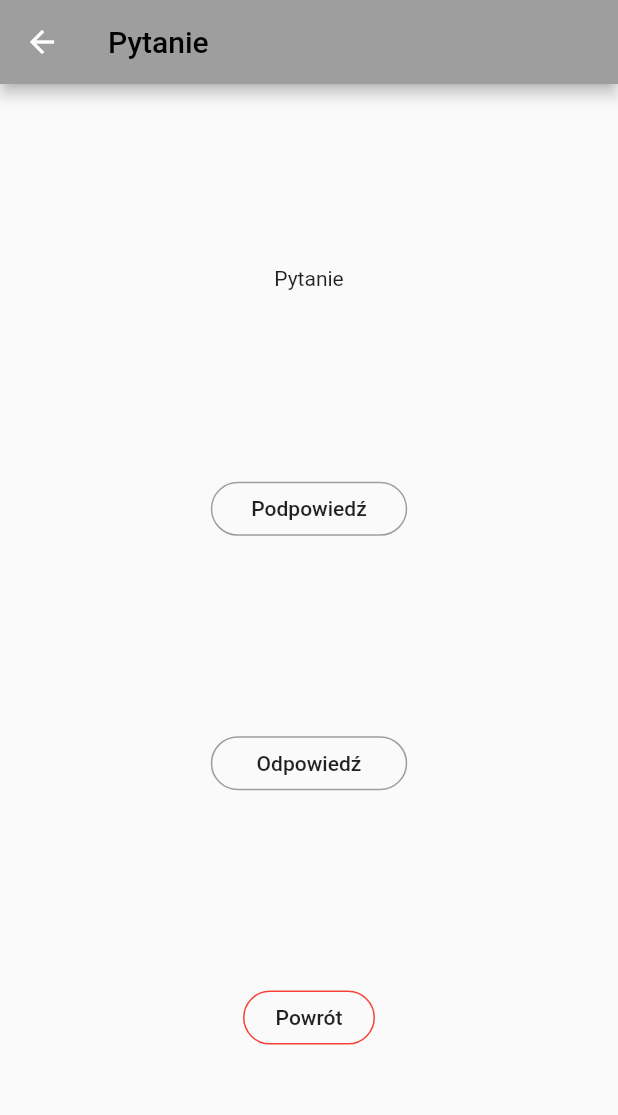
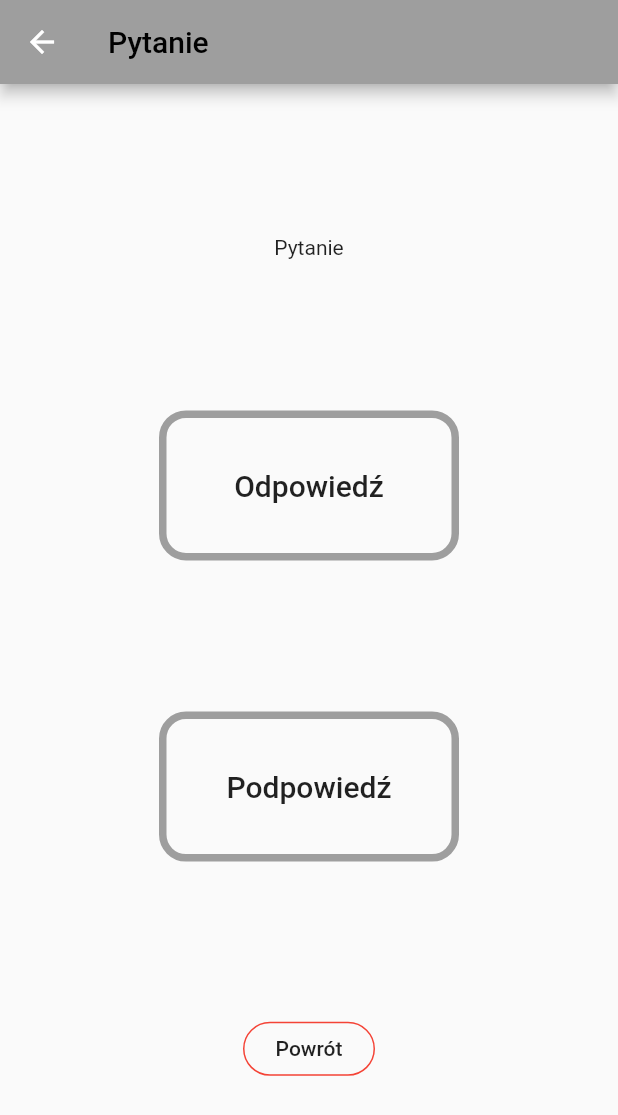
Before and after one commit to Karw0s/wieworki-app, a Flutter app: the Question screen opened directly with empty values, on a phone screen of 412 x 824 dp. Shown: the top 1115 px of the screen. Run offline on Flutter 3.47's test engine with Material 2 defaults, Android fonts, the phone set to English and light mode, and no system bars.

Commit message:
Add Dialog for hint. Change sizes of buttons in Question screen depending on screen width.

```diff
--- a/lib/views/Question.dart
+++ b/lib/views/Question.dart
@@ -1,5 +1,4 @@
 import 'package:flutter/material.dart';
-import 'package:wiewiorki_app/views/Hint.dart';
 
 class Question extends StatelessWidget {
   final Color color;
@@ -27,37 +26,62 @@ class Question extends StatelessWidget {
 
   getButtonsLayout(BuildContext context) {
     var screenWidth = MediaQuery.of(context).size.width;
-    var screenHeight = MediaQuery.of(context).size.height;
-    var buttonWidth = screenWidth / 2 - 75;
-    var buttonHeight = screenHeight / 2 - 75;
+    double buttonTextSize;
+    double buttonWidth;
+    double buttonHeight;
+    if (screenWidth > 800) {
+      buttonTextSize = 32;
+      buttonWidth = 300;
+      buttonHeight = 150;
+    } else {
+      buttonTextSize = 20;
+      buttonWidth = 200;
+      buttonHeight = 100;
+    }
 
-    return [
-      Text("Pytanie"),
-      MaterialButton(
+    var hintButton = MaterialButton(
       onPressed: () {
-          Navigator.push(
-              context,
-              MaterialPageRoute(
-                  builder: (context) => Hint(
-                        text: "TEst",
-                        color: color,
-                      )));
+        showDialog(
+            context: context,
+            builder: (BuildContext context) {
+              return AlertDialog(
+                title: Text("Podpowiedź"),
+                content: Text("Tekst podpowiedzi"),
+                actions: [
+                  FlatButton(
+                      child: Text("Zamknij"),
+                      onPressed: () {
+                        Navigator.of(context).pop();
+                      })
+                ],
+              );
+            });
       },
       minWidth: buttonWidth,
+      height: buttonHeight,
       shape: RoundedRectangleBorder(
           borderRadius: BorderRadius.circular(18),
-            side: BorderSide(color: color)),
-        child: Text("Podpowiedź"),
+          side: BorderSide(color: color, width: 5)),
+      child: Text(
+        "Podpowiedź",
+        style: TextStyle(fontSize: buttonTextSize),
+        textAlign: TextAlign.center,
       ),
-      MaterialButton(
+    );
+    var answerButton = MaterialButton(
       onPressed: () {},
       minWidth: buttonWidth,
+      height: buttonHeight,
       shape: RoundedRectangleBorder(
           borderRadius: BorderRadius.circular(18),
-            side: BorderSide(color: color)),
-        child: Text("Odpowiedź"),
+          side: BorderSide(color: color, width: 5)),
+      child: Text(
+        "Odpowiedź",
+        style: TextStyle(fontSize: buttonTextSize),
+        textAlign: TextAlign.center,
       ),
-      MaterialButton(
+    );
+    var backButton = MaterialButton(
       onPressed: () {
         Navigator.pop(context);
         Navigator.pop(context);
@@ -66,7 +90,22 @@ class Question extends StatelessWidget {
           borderRadius: BorderRadius.circular(18),
           side: BorderSide(color: Colors.red)),
       child: Text("Powrót"),
-      )
-    ];
+    );
+    List<Widget> content = List();
+    content.add(Text("Pytanie"));
+
+    if (screenWidth < 800) {
+      content.add(answerButton);
+      content.add(hintButton);
+      content.add(backButton);
+    } else {
+      content.add(Row(
+        mainAxisAlignment: MainAxisAlignment.spaceEvenly,
+        children: [hintButton, answerButton],
+      ));
+      content.add(backButton);
+    }
+
+    return content;
   }
 }
```
Also changed, not shown: lib/views/Hint.dart (deleted, +0 -29 lines). Lines whose indentation alone changed are shown as unchanged.
